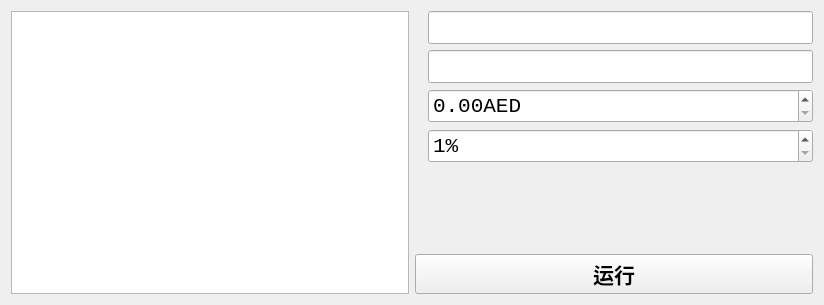
This is Lemon01/lemon01.ui in BigMouseFive/lemon01 as Qt 5 draws it before an edit. The edited form follows.
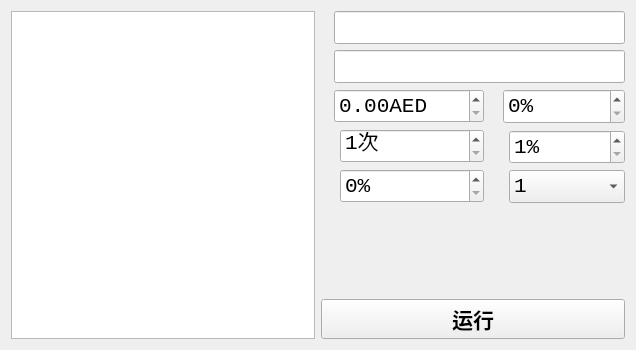
This is the edited form. Icons and pictures are not drawn.

Diff of the .ui file:
```diff
--- a/Lemon01/lemon01.ui
+++ b/Lemon01/lemon01.ui
@@ -6,8 +6,8 @@
    <rect>
     <x>0</x>
     <y>0</y>
-    <width>824</width>
-    <height>305</height>
+    <width>636</width>
+    <height>350</height>
    </rect>
   </property>
   <property name="sizePolicy">
@@ -26,7 +26,7 @@
   <property name="windowOpacity">
    <double>1.000000000000000</double>
   </property>
-  <layout class="QHBoxLayout" name="horizontalLayout_5" stretch="1,1">
+  <layout class="QHBoxLayout" name="horizontalLayout_9" stretch="0,0">
    <item>
     <widget class="QListWidget" name="listWidget">
      <property name="font">
@@ -38,8 +38,10 @@
     </widget>
    </item>
    <item>
-    <layout class="QVBoxLayout" name="verticalLayout">
+    <layout class="QVBoxLayout" name="verticalLayout_3">
      <item>
+      <layout class="QFormLayout" name="formLayout">
+       <item row="0" column="0" colspan="2">
       <layout class="QHBoxLayout" name="horizontalLayout">
        <item>
         <widget class="QLabel" name="account">
@@ -78,8 +80,8 @@
        </item>
       </layout>
      </item>
-     <item>
-      <layout class="QHBoxLayout" name="horizontalLayout_2">
+       <item row="1" column="0" colspan="2">
+        <layout class="QHBoxLayout" name="horizontalLayout_4">
        <item>
         <widget class="QLabel" name="password">
          <property name="toolTip">
@@ -123,8 +125,10 @@
        </item>
       </layout>
      </item>
+       <item row="2" column="0">
+        <layout class="QVBoxLayout" name="verticalLayout">
      <item>
-      <layout class="QHBoxLayout" name="horizontalLayout_4">
+          <layout class="QHBoxLayout" name="horizontalLayout_2">
        <item>
         <widget class="QLabel" name="lowwer">
          <property name="toolTip">
@@ -175,6 +179,115 @@
      <item>
       <layout class="QHBoxLayout" name="horizontalLayout_3">
        <item>
+            <widget class="QLabel" name="label">
+             <property name="font">
+              <font>
+               <family>Consolas</family>
+               <pointsize>16</pointsize>
+              </font>
+             </property>
+             <property name="toolTip">
+              <string>&lt;html&gt;&lt;head/&gt;&lt;body&gt;&lt;p&gt;修改次数上限：每次改价中同一个产品允许的改价次数。如果超过修改次数超过最大改价次数，该产品将不进行修改&lt;/p&gt;&lt;/body&gt;&lt;/html&gt;</string>
+             </property>
+             <property name="text">
+              <string/>
+             </property>
+             <property name="pixmap">
+              <pixmap resource="lemon01.qrc">:/Lemon01/times</pixmap>
+             </property>
+            </widget>
+           </item>
+           <item>
+            <widget class="QSpinBox" name="times">
+             <property name="sizePolicy">
+              <sizepolicy hsizetype="Expanding" vsizetype="Fixed">
+               <horstretch>0</horstretch>
+               <verstretch>0</verstretch>
+              </sizepolicy>
+             </property>
+             <property name="minimumSize">
+              <size>
+               <width>0</width>
+               <height>32</height>
+              </size>
+             </property>
+             <property name="font">
+              <font>
+               <family>Consolas</family>
+               <pointsize>16</pointsize>
+              </font>
+             </property>
+             <property name="suffix">
+              <string>次</string>
+             </property>
+             <property name="minimum">
+              <number>1</number>
+             </property>
+             <property name="maximum">
+              <number>200</number>
+             </property>
+            </widget>
+           </item>
+          </layout>
+         </item>
+         <item>
+          <layout class="QHBoxLayout" name="horizontalLayout_5">
+           <item>
+            <widget class="QLabel" name="label_4">
+             <property name="font">
+              <font>
+               <family>Consolas</family>
+               <pointsize>16</pointsize>
+              </font>
+             </property>
+             <property name="toolTip">
+              <string>&lt;html&gt;&lt;head/&gt;&lt;body&gt;&lt;p&gt;涨价百分比&lt;/p&gt;&lt;/body&gt;&lt;/html&gt;</string>
+             </property>
+             <property name="text">
+              <string/>
+             </property>
+             <property name="pixmap">
+              <pixmap resource="lemon01.qrc">:/Lemon01/time</pixmap>
+             </property>
+            </widget>
+           </item>
+           <item>
+            <widget class="QSpinBox" name="time">
+             <property name="sizePolicy">
+              <sizepolicy hsizetype="Expanding" vsizetype="Fixed">
+               <horstretch>0</horstretch>
+               <verstretch>0</verstretch>
+              </sizepolicy>
+             </property>
+             <property name="minimumSize">
+              <size>
+               <width>0</width>
+               <height>32</height>
+              </size>
+             </property>
+             <property name="font">
+              <font>
+               <family>Consolas</family>
+               <pointsize>16</pointsize>
+              </font>
+             </property>
+             <property name="suffix">
+              <string>%</string>
+             </property>
+             <property name="maximum">
+              <number>70</number>
+             </property>
+            </widget>
+           </item>
+          </layout>
+         </item>
+        </layout>
+       </item>
+       <item row="2" column="1">
+        <layout class="QVBoxLayout" name="verticalLayout_2">
+         <item>
+          <layout class="QHBoxLayout" name="horizontalLayout_6">
+           <item>
         <widget class="QLabel" name="percent">
          <property name="toolTip">
           <string>百分比
@@ -219,9 +332,128 @@
           <string/>
          </property>
          <property name="minimum">
+              <number>0</number>
+             </property>
+            </widget>
+           </item>
+          </layout>
+         </item>
+         <item>
+          <layout class="QHBoxLayout" name="horizontalLayout_7">
+           <item>
+            <widget class="QLabel" name="label_3">
+             <property name="maximumSize">
+              <size>
+               <width>16777215</width>
+               <height>16777215</height>
+              </size>
+             </property>
+             <property name="font">
+              <font>
+               <family>Consolas</family>
+               <pointsize>16</pointsize>
+              </font>
+             </property>
+             <property name="toolTip">
+              <string>&lt;html&gt;&lt;head/&gt;&lt;body&gt;&lt;p&gt;总降价百分比上限：每次降价前，与最初的价格比较，如果降价比超过了总降价比，将不进行修改&lt;/p&gt;&lt;/body&gt;&lt;/html&gt;</string>
+             </property>
+             <property name="text">
+              <string/>
+             </property>
+             <property name="pixmap">
+              <pixmap resource="lemon01.qrc">:/Lemon01/upload</pixmap>
+             </property>
+            </widget>
+           </item>
+           <item>
+            <widget class="QSpinBox" name="upload">
+             <property name="sizePolicy">
+              <sizepolicy hsizetype="Expanding" vsizetype="Minimum">
+               <horstretch>0</horstretch>
+               <verstretch>0</verstretch>
+              </sizepolicy>
+             </property>
+             <property name="minimumSize">
+              <size>
+               <width>0</width>
+               <height>32</height>
+              </size>
+             </property>
+             <property name="font">
+              <font>
+               <family>Consolas</family>
+               <pointsize>16</pointsize>
+              </font>
+             </property>
+             <property name="suffix">
+              <string>%</string>
+             </property>
+             <property name="prefix">
+              <string/>
+             </property>
+             <property name="minimum">
           <number>1</number>
          </property>
         </widget>
+           </item>
+          </layout>
+         </item>
+         <item>
+          <layout class="QHBoxLayout" name="horizontalLayout_8">
+           <item>
+            <widget class="QLabel" name="label_2">
+             <property name="font">
+              <font>
+               <family>Consolas</family>
+               <pointsize>16</pointsize>
+              </font>
+             </property>
+             <property name="toolTip">
+              <string>&lt;html&gt;&lt;head/&gt;&lt;body&gt;&lt;p&gt;改价模式选择：&lt;/p&gt;&lt;p&gt;模式1：根据产品EAN，查找所有相同EAN产品的价格，获取最低价格（除去自己店铺的报价）。&lt;/p&gt;&lt;p&gt;模式2：如果产品价格显示的地方有黄色三角感叹号，那么最低价格就是黄色三角感叹号中提示的价格。如果没有显示黄色三角感叹号，那么最低价就是该产品但当前的价格。&lt;/p&gt;&lt;p&gt;注：&lt;/p&gt;&lt;p&gt;模式1可以实现将价格提高，但是改价的速度慢，网速正常大约5~10分钟20个产品。&lt;/p&gt;&lt;p&gt;模式2不能实现将价格提高，但是改价的速度快。&lt;/p&gt;&lt;p&gt;&lt;br/&gt;&lt;/p&gt;&lt;/body&gt;&lt;/html&gt;</string>
+             </property>
+             <property name="text">
+              <string/>
+             </property>
+             <property name="pixmap">
+              <pixmap resource="lemon01.qrc">:/Lemon01/mode</pixmap>
+             </property>
+            </widget>
+           </item>
+           <item>
+            <widget class="QComboBox" name="mode">
+             <property name="sizePolicy">
+              <sizepolicy hsizetype="Expanding" vsizetype="Fixed">
+               <horstretch>0</horstretch>
+               <verstretch>0</verstretch>
+              </sizepolicy>
+             </property>
+             <property name="minimumSize">
+              <size>
+               <width>0</width>
+               <height>32</height>
+              </size>
+             </property>
+             <property name="font">
+              <font>
+               <family>Consolas</family>
+               <pointsize>16</pointsize>
+              </font>
+             </property>
+             <item>
+              <property name="text">
+               <string>1</string>
+              </property>
+             </item>
+             <item>
+              <property name="text">
+               <string>2</string>
+              </property>
+             </item>
+            </widget>
+           </item>
+          </layout>
+         </item>
+        </layout>
        </item>
       </layout>
      </item>
```
Lines whose indentation alone changed are shown as unchanged.
